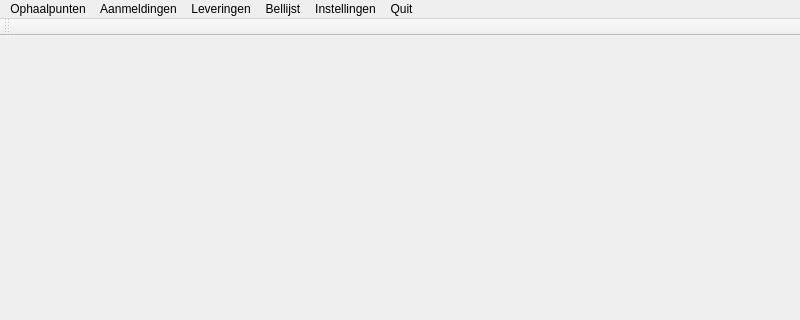
Before: the Qt Designer form routetool.ui in vvim/routetool, drawn with Qt 5; both pictures show x 0 to 800 and y 0 to 320 of the 800 by 700 pixel window.
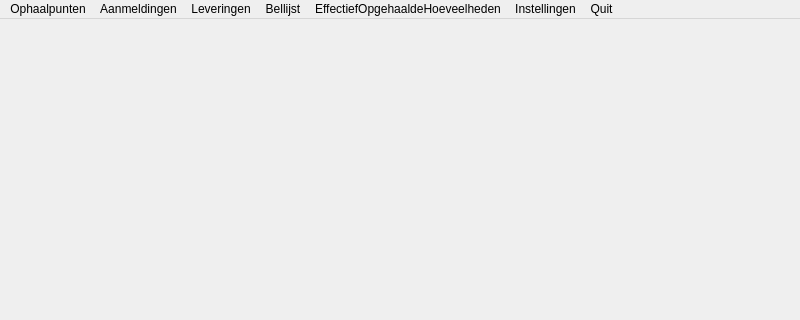
After: the same form once the commit is applied.

Commit message: new class KiesGedaneOphaling to add new functionality

What changed in the file:
```diff
--- a/routetool.ui
+++ b/routetool.ui
@@ -55,17 +55,10 @@
    <addaction name="menuMenuAanmeldingen"/>
    <addaction name="menuMenuLeveringen"/>
    <addaction name="menuMenuBellijst"/>
+   <addaction name="effectiefOpgehaaldeHoeveelhedenMenuButton"/>
    <addaction name="configurationMenuButton"/>
    <addaction name="actionQuit"/>
   </widget>
-  <widget class="QToolBar" name="mainToolBar">
-   <attribute name="toolBarArea">
-    <enum>TopToolBarArea</enum>
-   </attribute>
-   <attribute name="toolBarBreak">
-    <bool>false</bool>
-   </attribute>
-  </widget>
   <widget class="QStatusBar" name="statusBar"/>
   <action name="nieuweAanmeldingMenuButton">
    <property name="text">
@@ -94,7 +87,7 @@
   </action>
   <action name="ouderDanEenJaarMenuButton">
    <property name="text">
-    <string>Ophaalpunten > 1 jaar</string>
+    <string>Ophaalpunten &gt; 1 jaar</string>
    </property>
   </action>
   <action name="wieNogNooitMenuButton">
@@ -102,6 +95,11 @@
     <string>Punten zonder ophaalhistoriek</string>
    </property>
   </action>
+  <action name="effectiefOpgehaaldeHoeveelhedenMenuButton">
+   <property name="text">
+    <string>EffectiefOpgehaaldeHoeveelheden</string>
+   </property>
+  </action>
   <action name="configurationMenuButton">
    <property name="text">
     <string>Instellingen</string>
```
The commit also changes 5 other files.
